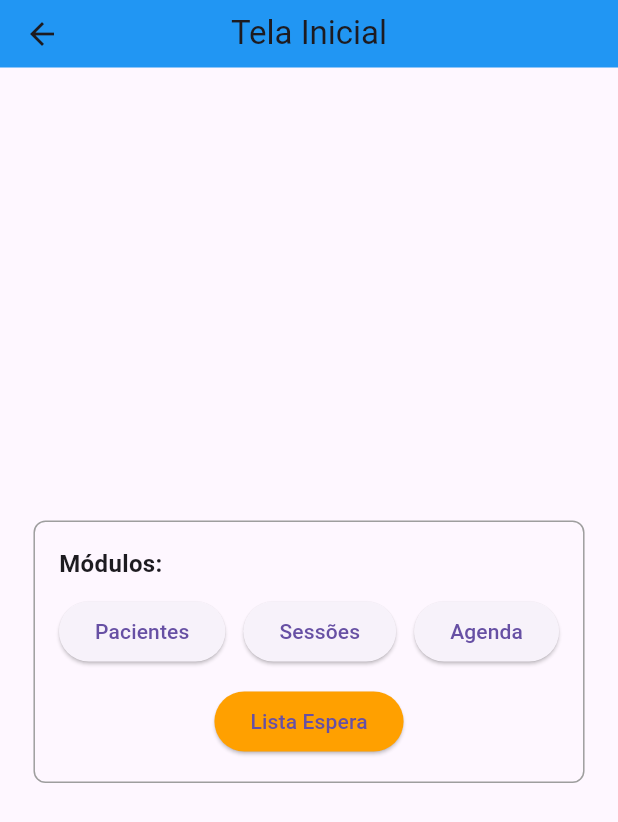
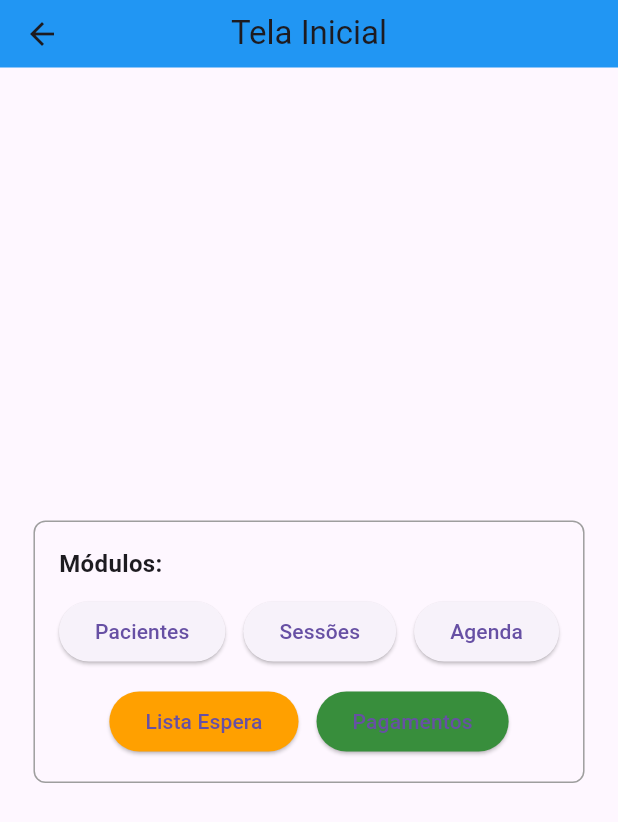
Before and after one commit to 11ange/AgendaTreinamento, a Flutter app: the MainPage screen opened directly, on a phone screen of 412 x 824 dp. Shown: the top 822 px of the screen. Run offline on Flutter 3.47's test engine with Material 3 defaults, Android fonts, the phone set to English and light mode, and no system bars; our stand-ins replace cloud_firestore, firebase_core, table_calendar; accounts and stored records are empty.

Commit message:
Ajustes forma de pagamento

```diff
--- a/lib/pagina_inicial.dart
+++ b/lib/pagina_inicial.dart
@@ -1,10 +1,11 @@
 // 11ange/agendatreinamento/AgendaTreinamento-f667d20bbd422772da4aba80e9e5223229c98088/lib/pagina_inicial.dart
 import 'package:flutter/material.dart';
-import 'cadastro_pacientes.dart';
-import 'pacientes.dart'; // Importe a página de pacientes
-import 'cadastro_agenda.dart'; // Importe a página de agenda semanal
-import 'sessoes.dart'; // Importe a página de sessões
-import 'lista_espera.dart'; // Importe a nova página da lista de espera
+//import 'cadastro_pacientes.dart';
+import 'pacientes.dart';
+import 'cadastro_agenda.dart';
+import 'sessoes.dart';
+import 'lista_espera.dart';
+import 'controle_pagamentos.dart'; // Importe a nova página
 
 class MainPage extends StatelessWidget {
   const MainPage({super.key});
@@ -17,19 +18,19 @@ class MainPage extends StatelessWidget {
         child: AppBar(
           title: const Text('Tela Inicial'),
           centerTitle: true,
-          backgroundColor: Colors.blue, // Cor de fundo da AppBar
+          backgroundColor: Colors.blue,
         ),
       ),
       body: Center(
         child: Container(
-          padding: const EdgeInsets.all(16.0), // Espaçamento interno do retângulo
+          padding: const EdgeInsets.all(16.0),
           decoration: BoxDecoration(
-            border: Border.all(color: Colors.grey), // Borda do retângulo
-            borderRadius: BorderRadius.circular(8.0), // Bordas arredondadas (opcional)
+            border: Border.all(color: Colors.grey),
+            borderRadius: BorderRadius.circular(8.0),
           ),
           child: Column(
-            mainAxisSize: MainAxisSize.min, // Ajusta a altura da Column ao conteúdo
-            crossAxisAlignment: CrossAxisAlignment.start, // Alinha o texto à esquerda
+            mainAxisSize: MainAxisSize.min,
+            crossAxisAlignment: CrossAxisAlignment.start,
             children: <Widget>[
               const Text(
                 'Módulos:',
@@ -38,10 +39,10 @@ class MainPage extends StatelessWidget {
                   fontSize: 16.0,
                 ),
               ),
-              const SizedBox(height: 10), // Espaço entre o texto e os botões
-              Wrap( // Usando Wrap para melhor responsividade
-                spacing: 12.0, // Espaço horizontal entre os botões
-                runSpacing: 12.0, // Espaço vertical entre as linhas de botões
+              const SizedBox(height: 10),
+              Wrap(
+                spacing: 12.0,
+                runSpacing: 12.0,
                 alignment: WrapAlignment.center,
                 children: <Widget>[
                   ElevatedButton(
@@ -62,13 +63,20 @@ class MainPage extends StatelessWidget {
                     },
                     child: const Text('Agenda'),
                   ),
-                  // --- NOVO BOTÃO ADICIONADO AQUI ---
                   ElevatedButton(
                     onPressed: () {
                       Navigator.push(context, MaterialPageRoute(builder: (context) => const ListaEsperaPage()));
                     },
                     style: ElevatedButton.styleFrom(backgroundColor: Colors.amber[700]),
                     child: const Text('Lista Espera'),
+                  ),
+                  // --- NOVO BOTÃO DE PAGAMENTOS ---
+                   ElevatedButton(
+                    onPressed: () {
+                      Navigator.push(context, MaterialPageRoute(builder: (context) => const ControlePagamentosPage()));
+                    },
+                    style: ElevatedButton.styleFrom(backgroundColor: Colors.green[700]),
+                    child: const Text('Pagamentos'),
                   ),
                 ],
               ),
```
Also changed, not shown: lib/controle_pagamentos.dart (added, +111 -0 lines), lib/models/horario_model.dart (+5 -8 lines), lib/services/firestore_service.dart (+2 -8 lines), lib/sessoes.dart (+2 -5 lines), 1 other file.
